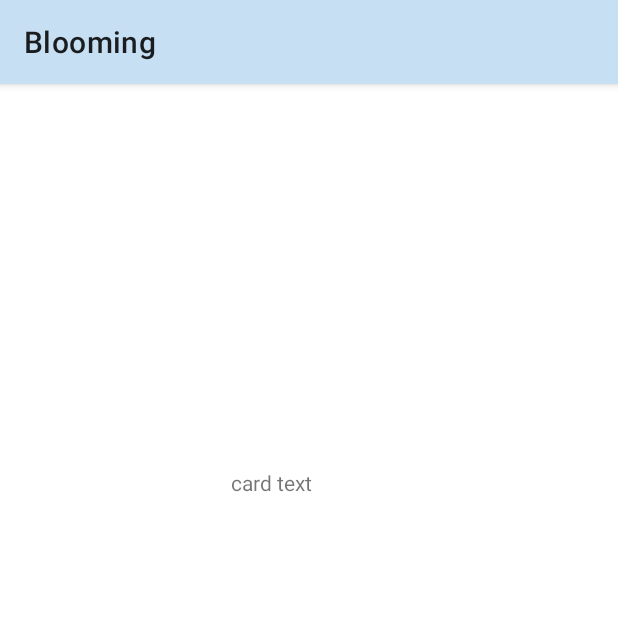
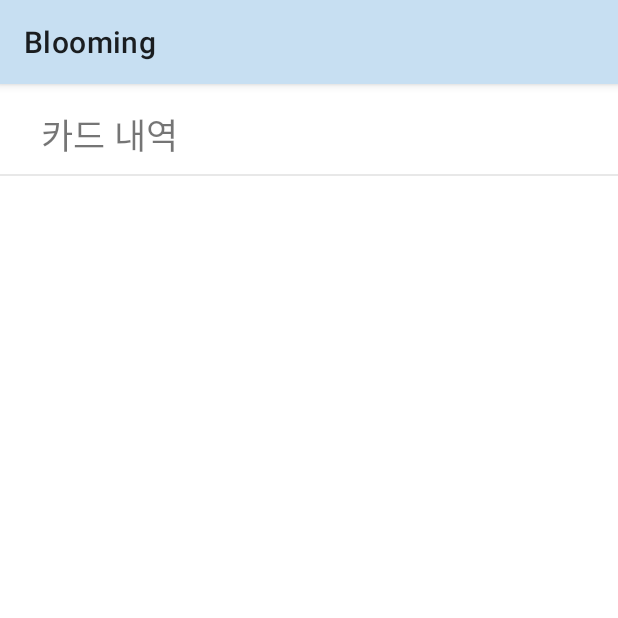
Before and after one commit to bae1022/Blooming, an Android app: the CardDetailsActivity screen opened directly, with no data from a screen before it, on a phone screen of 412 x 824 dp, the top half of it. Run offline under Robolectric (Android 15) with nearby library versions, the phone set to English and light mode, and no system bars.

Commit message:
카드 내역 화면 수정

```diff
--- a/app/src/main/res/layout/activity_card.xml
+++ b/app/src/main/res/layout/activity_card.xml
@@ -10,10 +10,31 @@
         android:id="@+id/textView2"
         android:layout_width="wrap_content"
         android:layout_height="wrap_content"
-        android:layout_marginTop="256dp"
-        android:layout_marginEnd="204dp"
-        android:layout_marginRight="204dp"
-        android:text="card text"
+        android:layout_marginTop="16dp"
+        android:text="카드 내역"
+        android:textSize="23dp"
         app:layout_constraintEnd_toEndOf="parent"
+        app:layout_constraintHorizontal_bias="0.086"
+        app:layout_constraintStart_toStartOf="parent"
         app:layout_constraintTop_toTopOf="parent" />
+
+    <View
+        android:id="@+id/view"
+        android:layout_width="match_parent"
+        android:layout_height="2px"
+        android:layout_marginTop="60dp"
+        android:background="#e8e8e8"
+        app:layout_constraintTop_toTopOf="parent"
+        tools:ignore="MissingConstraints"
+        tools:layout_editor_absoluteX="0dp" />
+
+    <LinearLayout
+        android:layout_width="match_parent"
+        android:layout_height="match_parent"
+        android:layout_marginTop="60dp"
+        android:orientation="vertical"
+        app:layout_constraintBottom_toBottomOf="parent"
+        app:layout_constraintEnd_toEndOf="parent"
+        app:layout_constraintStart_toStartOf="parent"
+        app:layout_constraintTop_toBottomOf="@+id/view"></LinearLayout>
 </androidx.constraintlayout.widget.ConstraintLayout>
```
Also changed, not shown: app/src/main/res/layout/custom_card.xml (added, +46 -0 lines).
